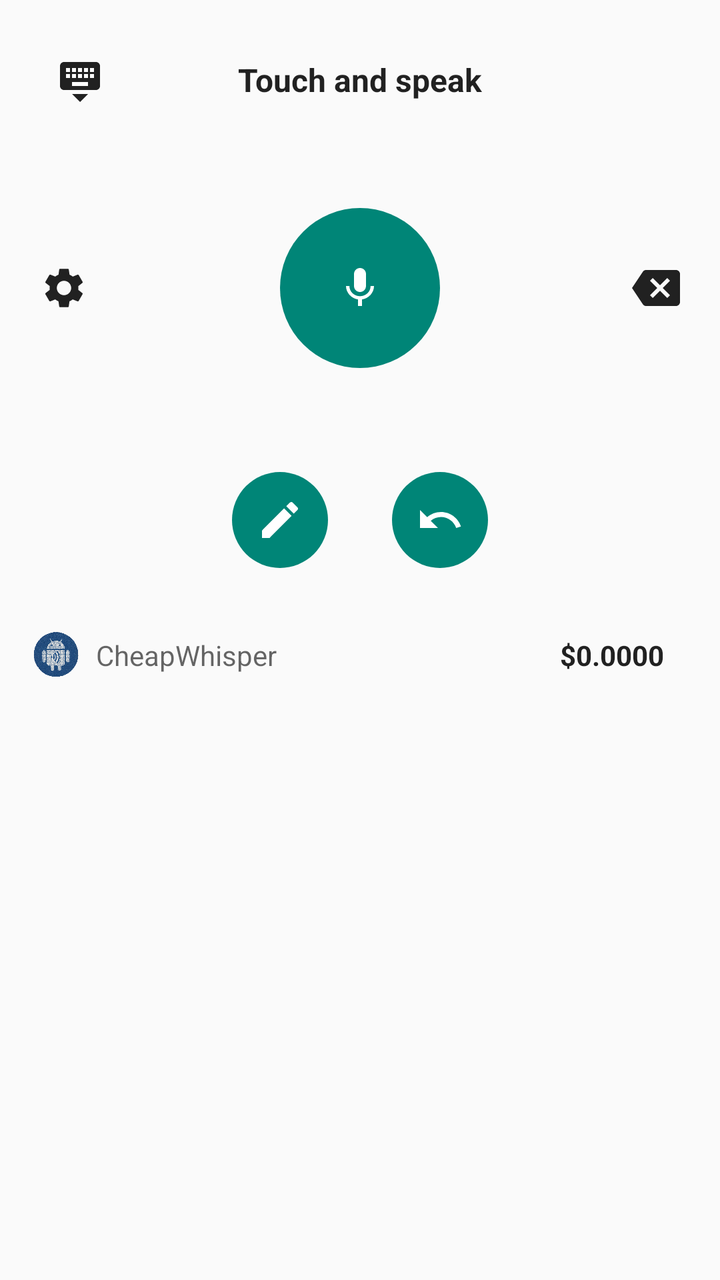
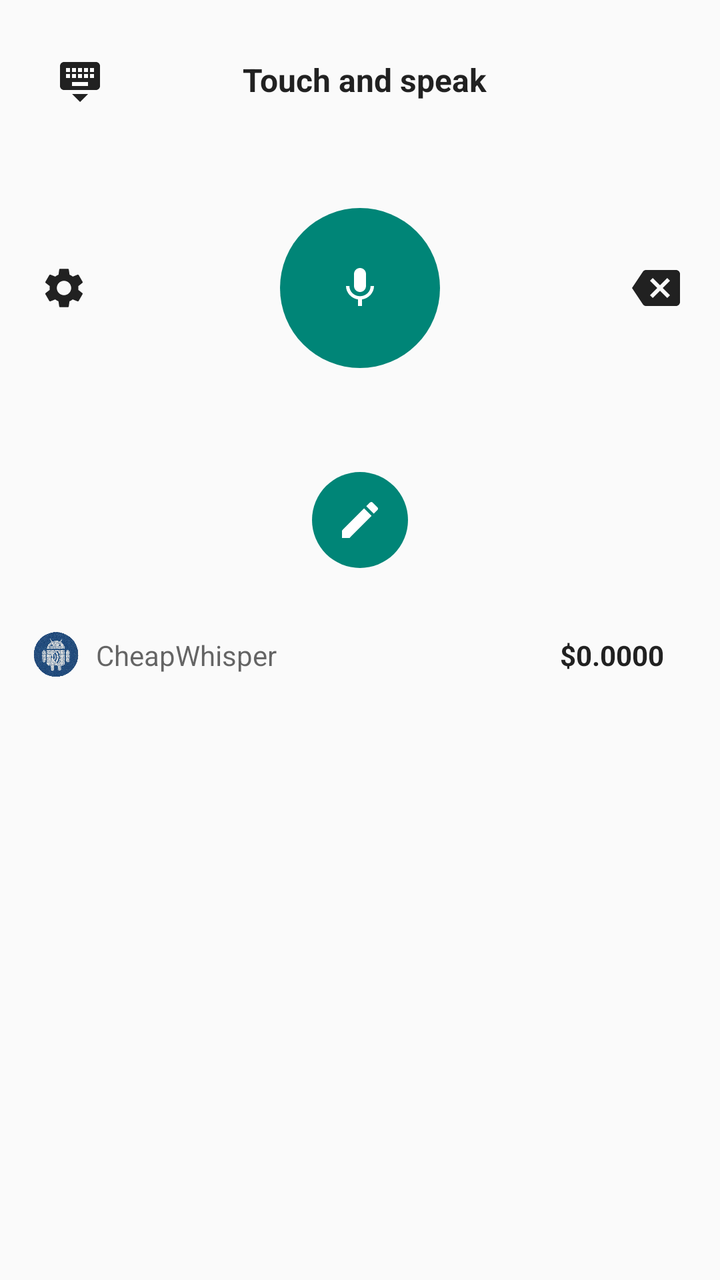

Before-and-after screenshots of an Android layout around one commit, followed by the original layout XML and the change that was made.
<!-- AndroidManifest.xml: application theme android:Theme.Material.Light.NoActionBar -->
<!-- res/layout/keyboard_view.xml -->
<?xml version="1.0" encoding="utf-8"?>
<LinearLayout xmlns:android="http://schemas.android.com/apk/res/android"
    android:layout_width="match_parent"
    android:layout_height="wrap_content"
    android:orientation="vertical"
    android:background="?android:attr/colorBackground"
    android:padding="8dp"
    android:clipChildren="false"
    android:clipToPadding="false">

    
    <RelativeLayout
        android:layout_width="match_parent"
        android:layout_height="wrap_content"
        android:padding="8dp">

        <ImageButton
            android:id="@+id/btn_back"
            android:layout_width="48dp"
            android:layout_height="48dp"
            android:background="?android:attr/selectableItemBackgroundBorderless"
            android:src="@drawable/ic_keyboard_hide"
            android:layout_alignParentStart="true"
            android:layout_centerVertical="true" />

        <TextView
            android:id="@+id/tv_status"
            android:layout_width="wrap_content"
            android:layout_height="wrap_content"
            android:layout_centerInParent="true"
            android:text="Touch and speak"
            android:maxLines="1"
            android:ellipsize="start"
            android:textSize="16sp"
            android:textColor="?android:attr/textColorPrimary"
            android:textStyle="bold" />

        
        <ImageButton
            android:id="@+id/btn_cancel"
            android:layout_width="40dp"
            android:layout_height="40dp"
            android:layout_alignParentEnd="true"
            android:layout_centerVertical="true"
            android:background="@drawable/bg_cancel_button"
            android:src="@drawable/ic_close"
            android:padding="8dp"
            android:visibility="gone"
            android:contentDescription="Cancel" />
    </RelativeLayout>

    
    <TextView
        android:id="@+id/tv_transcript"
        android:layout_width="match_parent"
        android:layout_height="wrap_content"
        android:layout_marginStart="8dp"
        android:layout_marginEnd="8dp"
        android:background="@drawable/bg_transcript_box"
        android:padding="10dp"
        android:maxLines="4"
        android:scrollbars="vertical"
        android:textSize="14sp"
        android:textColor="?android:attr/textColorPrimary"
        android:visibility="gone" />

    
    <LinearLayout
        android:layout_width="match_parent"
        android:layout_height="wrap_content"
        android:orientation="horizontal"
        android:gravity="center"
        android:clipChildren="false"
        android:clipToPadding="false"
        android:paddingTop="32dp"
        android:paddingBottom="32dp">

        <ImageButton
            android:id="@+id/btn_settings"
            android:layout_width="48dp"
            android:layout_height="48dp"
            android:background="?android:attr/selectableItemBackgroundBorderless"
            android:src="@drawable/ic_settings" />

        <Space
            android:layout_width="0dp"
            android:layout_height="wrap_content"
            android:layout_weight="1" />

        <FrameLayout
            android:layout_width="wrap_content"
            android:layout_height="wrap_content"
            android:clipChildren="false"
            android:clipToPadding="false">
            
            <ImageButton
                android:id="@+id/btn_mic"
                android:layout_width="80dp"
                android:layout_height="80dp"
                android:background="@drawable/bg_mic_button"
                android:src="@drawable/ic_mic" />
        </FrameLayout>

        <Space
            android:layout_width="0dp"
            android:layout_height="wrap_content"
            android:layout_weight="1" />

        <ImageButton
            android:id="@+id/btn_delete"
            android:layout_width="48dp"
            android:layout_height="48dp"
            android:background="?android:attr/selectableItemBackgroundBorderless"
            android:src="@drawable/ic_backspace" />
    </LinearLayout>

    
    <LinearLayout
        android:layout_width="match_parent"
        android:layout_height="wrap_content"
        android:orientation="horizontal"
        android:gravity="center"
        android:clipChildren="false"
        android:clipToPadding="false"
        android:paddingTop="20dp"
        android:paddingBottom="20dp">

        <ImageButton
            android:id="@+id/btn_modify"
            android:layout_width="48dp"
            android:layout_height="48dp"
            android:background="@drawable/bg_mic_button"
            android:src="@drawable/ic_edit"
            android:padding="12dp"
            android:contentDescription="Modify text" />

        <Space
            android:layout_width="32dp"
            android:layout_height="wrap_content" />

        <ImageButton
            android:id="@+id/btn_undo"
            android:layout_width="48dp"
            android:layout_height="48dp"
            android:background="@drawable/bg_mic_button"
            android:src="@drawable/ic_undo"
            android:padding="12dp"
            android:contentDescription="Undo" />
    </LinearLayout>

    
    <LinearLayout
        android:layout_width="match_parent"
        android:layout_height="wrap_content"
        android:orientation="horizontal"
        android:gravity="center_vertical"
        android:padding="8dp">

        <ImageView
            android:layout_width="24dp"
            android:layout_height="24dp"
            android:src="@drawable/logo" />

        <TextView
            android:layout_width="wrap_content"
            android:layout_height="wrap_content"
            android:layout_marginStart="8dp"
            android:text="CheapWhisper"
            android:textSize="14sp"
            android:textColor="?android:attr/textColorSecondary" />

        
        <TextView
            android:id="@+id/tv_config"
            android:layout_width="0dp"
            android:layout_height="wrap_content"
            android:layout_weight="1"
            android:layout_marginStart="8dp"
            android:layout_marginEnd="4dp"
            android:gravity="end"
            android:maxLines="2"
            android:ellipsize="end"
            android:textSize="11sp"
            android:textColor="?android:attr/textColorSecondary" />

        
        <TextView
            android:id="@+id/btn_cost"
            android:layout_width="wrap_content"
            android:layout_height="wrap_content"
            android:background="?android:attr/selectableItemBackground"
            android:paddingStart="12dp"
            android:paddingEnd="12dp"
            android:paddingTop="6dp"
            android:paddingBottom="6dp"
            android:text="$0.0000"
            android:textSize="14sp"
            android:textStyle="bold"
            android:textColor="?android:attr/textColorPrimary" />
    </LinearLayout>

    
    <LinearLayout
        android:id="@+id/cost_panel"
        android:layout_width="match_parent"
        android:layout_height="wrap_content"
        android:orientation="vertical"
        android:visibility="gone"
        android:padding="8dp">

        <TextView
            android:id="@+id/tv_cost_breakdown"
            android:layout_width="match_parent"
            android:layout_height="wrap_content"
            android:textSize="13sp"
            android:textColor="?android:attr/textColorSecondary" />
    </LinearLayout>

</LinearLayout>
<!-- resources referenced by this layout -->
<resources>
  <!-- drawable bg_cancel_button (drawable) -->
  <?xml version="1.0" encoding="utf-8"?>
  <ripple xmlns:android="http://schemas.android.com/apk/res/android"
      android:color="?android:attr/colorControlHighlight">
      <item>
          <shape android:shape="oval">
              <solid android:color="#D32F2F" />
          </shape>
      </item>
  </ripple>
  <!-- drawable bg_mic_button (drawable) -->
  <?xml version="1.0" encoding="utf-8"?>
  <ripple xmlns:android="http://schemas.android.com/apk/res/android"
      android:color="?android:attr/colorControlHighlight">
      <item>
          <shape android:shape="oval">
              <solid android:color="?android:attr/colorAccent" />
          </shape>
      </item>
  </ripple>
  <!-- drawable bg_transcript_box (drawable) -->
  <?xml version="1.0" encoding="utf-8"?>
  <shape xmlns:android="http://schemas.android.com/apk/res/android" android:shape="rectangle">
      <corners android:radius="10dp" />
      <stroke android:width="1dp" android:color="?android:attr/colorAccent" />
      <solid android:color="#14000000" />
  </shape>
  <!-- drawable ic_backspace (drawable) -->
  <vector xmlns:android="http://schemas.android.com/apk/res/android"
      android:width="24dp"
      android:height="24dp"
      android:viewportWidth="24"
      android:viewportHeight="24"
      android:tint="?android:attr/textColorPrimary">
    <path
        android:fillColor="@android:color/white"
        android:pathData="M22,3H7C6.31,3 5.77,3.35 5.41,3.88L0,12l5.41,8.11C5.77,20.64 6.32,21 7,21h15c1.1,0 2,-0.9 2,-2V5C24,3.9 23.1,3 22,3zM19,15.59L17.59,17 14,13.41 10.41,17 9,15.59 12.59,12 9,8.41 10.41,7 14,10.59 17.59,7 19,8.41 15.41,12 19,15.59z"/>
  </vector>
  <!-- drawable ic_close (drawable) -->
  <vector xmlns:android="http://schemas.android.com/apk/res/android"
      android:width="24dp"
      android:height="24dp"
      android:viewportWidth="24"
      android:viewportHeight="24">
    <path
        android:fillColor="@android:color/white"
        android:pathData="M19,6.41L17.59,5 12,10.59 6.41,5 5,6.41 10.59,12 5,17.59 6.41,19 12,13.41 17.59,19 19,17.59 13.41,12z"/>
  </vector>
  <!-- drawable ic_edit (drawable) -->
  <vector xmlns:android="http://schemas.android.com/apk/res/android"
      android:width="24dp"
      android:height="24dp"
      android:viewportWidth="24"
      android:viewportHeight="24">
    <path
        android:fillColor="@android:color/white"
        android:pathData="M3,17.25V21h3.75L17.81,9.94l-3.75,-3.75L3,17.25zM20.71,7.04c0.39,-0.39 0.39,-1.02 0,-1.41l-2.34,-2.34c-0.39,-0.39 -1.02,-0.39 -1.41,0l-1.83,1.83 3.75,3.75 1.83,-1.83z"/>
  </vector>
  <!-- drawable ic_mic (drawable) -->
  <vector xmlns:android="http://schemas.android.com/apk/res/android"
      android:width="24dp"
      android:height="24dp"
      android:viewportWidth="24"
      android:viewportHeight="24">
    <path
        android:fillColor="@android:color/white"
        android:pathData="M12,14c1.66,0 2.99,-1.34 2.99,-3L15,5c0,-1.66 -1.34,-3 -3,-3S9,3.34 9,5v6C9,12.66 10.34,14 12,14zM17.3,11c0,3 -2.54,5.1 -5.3,5.1S6.7,14 6.7,11H5c0,3.41 2.72,6.23 6,6.72V21h2v-3.28c3.28,-0.48 6,-3.3 6,-6.72H17.3z"/>
  </vector>
  <!-- drawable ic_undo (drawable) -->
  <vector xmlns:android="http://schemas.android.com/apk/res/android"
      android:width="24dp"
      android:height="24dp"
      android:viewportWidth="24"
      android:viewportHeight="24">
    <path
        android:fillColor="@android:color/white"
        android:pathData="M12.5,8c-2.65,0 -5.05,0.99 -6.9,2.6L2,7v9h9l-3.62,-3.62c1.39,-1.16 3.16,-1.88 5.12,-1.88 3.54,0 6.55,2.31 7.6,5.5l2.37,-0.78C21.08,11.03 17.15,8 12.5,8z"/>
  </vector>
  <!-- unchanged entries left out for length: 3 -->
</resources>

<!-- the commit's change to res/layout/keyboard_view.xml (unified diff, before → after) -->
@@ -23,14 +23,17 @@
             android:layout_alignParentStart="true"
             android:layout_centerVertical="true" />
 
+        
         <TextView
             android:id="@+id/tv_status"
-            android:layout_width="wrap_content"
-            android:layout_height="wrap_content"
-            android:layout_centerInParent="true"
+            android:layout_width="match_parent"
+            android:layout_height="wrap_content"
+            android:layout_centerVertical="true"
+            android:layout_marginStart="52dp"
+            android:layout_marginEnd="48dp"
+            android:gravity="center"
             android:text="Touch and speak"
-            android:maxLines="1"
-            android:ellipsize="start"
+            android:maxLines="2"
             android:textSize="16sp"
             android:textColor="?android:attr/textColorPrimary"
             android:textStyle="bold" />
@@ -47,6 +50,19 @@
             android:padding="8dp"
             android:visibility="gone"
             android:contentDescription="Cancel" />
+
+        
+        <ImageButton
+            android:id="@+id/btn_retry"
+            android:layout_width="40dp"
+            android:layout_height="40dp"
+            android:layout_alignParentEnd="true"
+            android:layout_centerVertical="true"
+            android:background="@drawable/bg_retry_button"
+            android:src="@drawable/ic_retry"
+            android:padding="8dp"
+            android:visibility="gone"
+            android:contentDescription="Retry" />
     </RelativeLayout>
 
     
@@ -133,19 +149,6 @@
             android:src="@drawable/ic_edit"
             android:padding="12dp"
             android:contentDescription="Modify text" />
-
-        <Space
-            android:layout_width="32dp"
-            android:layout_height="wrap_content" />
-
-        <ImageButton
-            android:id="@+id/btn_undo"
-            android:layout_width="48dp"
-            android:layout_height="48dp"
-            android:background="@drawable/bg_mic_button"
-            android:src="@drawable/ic_undo"
-            android:padding="12dp"
-            android:contentDescription="Undo" />
     </LinearLayout>
 
     
<!-- resource entries referenced after the edit -->
@@ -17,6 +17,16 @@
       <item>
           <shape android:shape="oval">
               <solid android:color="?android:attr/colorAccent" />
+          </shape>
+      </item>
+  </ripple>
+  <!-- drawable bg_retry_button (drawable) -->
+  <?xml version="1.0" encoding="utf-8"?>
+  <ripple xmlns:android="http://schemas.android.com/apk/res/android"
+      android:color="?android:attr/colorControlHighlight">
+      <item>
+          <shape android:shape="oval">
+              <solid android:color="#2E7D32" />
           </shape>
       </item>
   </ripple>
@@ -68,7 +78,7 @@
         android:fillColor="@android:color/white"
         android:pathData="M12,14c1.66,0 2.99,-1.34 2.99,-3L15,5c0,-1.66 -1.34,-3 -3,-3S9,3.34 9,5v6C9,12.66 10.34,14 12,14zM17.3,11c0,3 -2.54,5.1 -5.3,5.1S6.7,14 6.7,11H5c0,3.41 2.72,6.23 6,6.72V21h2v-3.28c3.28,-0.48 6,-3.3 6,-6.72H17.3z"/>
   </vector>
-  <!-- drawable ic_undo (drawable) -->
+  <!-- drawable ic_retry (drawable) -->
   <vector xmlns:android="http://schemas.android.com/apk/res/android"
       android:width="24dp"
       android:height="24dp"
@@ -76,7 +86,7 @@
       android:viewportHeight="24">
     <path
         android:fillColor="@android:color/white"
-        android:pathData="M12.5,8c-2.65,0 -5.05,0.99 -6.9,2.6L2,7v9h9l-3.62,-3.62c1.39,-1.16 3.16,-1.88 5.12,-1.88 3.54,0 6.55,2.31 7.6,5.5l2.37,-0.78C21.08,11.03 17.15,8 12.5,8z"/>
+        android:pathData="M17.65,6.35C16.2,4.9 14.21,4 12,4c-4.42,0 -7.99,3.58 -7.99,8s3.57,8 7.99,8c3.73,0 6.84,-2.55 7.73,-6h-2.08c-0.82,2.33 -3.04,4 -5.65,4 -3.31,0 -6,-2.69 -6,-6s2.69,-6 6,-6c1.66,0 3.14,0.69 4.22,1.78L13,11h7V4l-2.35,2.35z"/>
   </vector>
   <!-- unchanged entries left out for length: 3 -->
 </resources>
